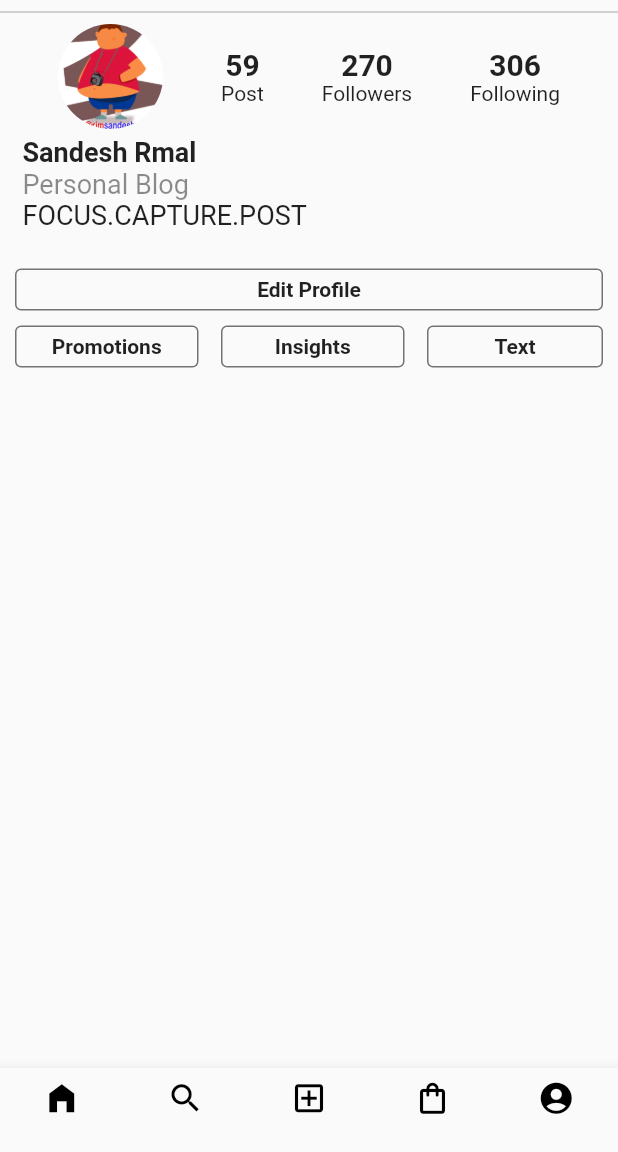
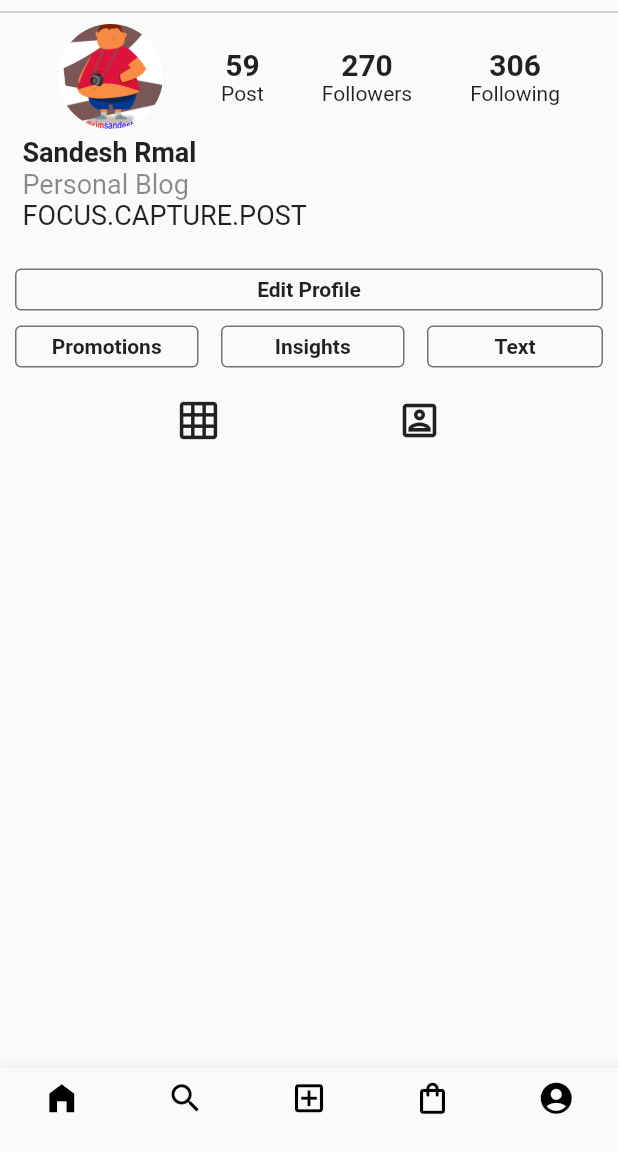
Before and after one commit to sandesh101/Instagram-UI, a Flutter app: the screen it shows after launch, item 5 of the bottom bar chosen, on a phone screen of 412 x 824 dp, the part 84-1236 px from its top. Run offline on Flutter 3.47's test engine with Material 2 defaults, Android fonts, the phone set to English and light mode, and no system bars.

Commit message:
Added Post and tagged button

```diff
--- a/lib/account.dart
+++ b/lib/account.dart
@@ -6,6 +6,9 @@ class Account extends StatefulWidget {
 }
 
 class _AccountState extends State<Account> {
+  // double _heightCard = 150.0;
+  // double _widthCard = 150.0;
+
   @override
   Widget build(BuildContext context) {
     return Scaffold(
@@ -204,6 +207,14 @@ class _AccountState extends State<Account> {
               ),
             ],
           ),
+          SizedBox(height: 20),
+          Row(
+            mainAxisAlignment: MainAxisAlignment.spaceEvenly,
+            children: [
+              Icon(Icons.grid_on, size: 30),
+              Icon(Icons.portrait_outlined, size: 30),
+            ],
+          ),
         ],
       ),
     );
```
